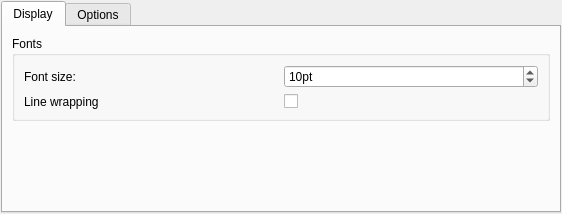
This is Plugins/OgMaterialEditor/materialeditorprefstab.ui in OGRECave/ogitor as Qt 5 draws it before an edit. The edited form follows.
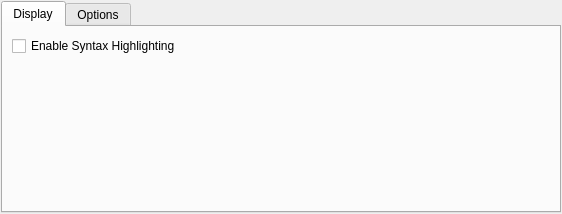
This is the edited form.

Commit message: - some cleanup with the preferences system (e.g. consistent naming, Ogitor version back in registry node name, ...) - moved font size and line wrapping setting from material editor to the general Ogitor settings

```diff
--- a/Plugins/OgMaterialEditor/materialeditorprefstab.ui
+++ b/Plugins/OgMaterialEditor/materialeditorprefstab.ui
@@ -34,56 +34,10 @@
       </attribute>
       <layout class="QVBoxLayout" name="verticalLayout">
        <item>
-        <widget class="QGroupBox" name="fontsGroupBox">
-         <property name="title">
-          <string>Fonts</string>
+        <widget class="QCheckBox" name="syntaxHighlightingCheckBox">
+         <property name="text">
+          <string>Enable Syntax Highlighting</string>
          </property>
-         <property name="alignment">
-          <set>Qt::AlignLeading|Qt::AlignLeft|Qt::AlignTop</set>
-         </property>
-         <layout class="QVBoxLayout" name="verticalLayout_2">
-          <item>
-           <layout class="QGridLayout" name="gridLayout_2">
-            <item row="1" column="1">
-             <widget class="QSpinBox" name="fontSizeSpinBox">
-              <property name="suffix">
-               <string>pt</string>
-              </property>
-              <property name="prefix">
-               <string/>
-              </property>
-              <property name="maximum">
-               <number>99</number>
-              </property>
-              <property name="value">
-               <number>10</number>
-              </property>
-             </widget>
-            </item>
-            <item row="1" column="0">
-             <widget class="QLabel" name="fontSizeLabel">
-              <property name="text">
-               <string>Font size:</string>
-              </property>
-             </widget>
-            </item>
-            <item row="2" column="0">
-             <widget class="QLabel" name="lineBreakLabel">
-              <property name="text">
-               <string>Line wrapping</string>
-              </property>
-             </widget>
-            </item>
-            <item row="2" column="1">
-             <widget class="QCheckBox" name="lineBreakCheckBox">
-              <property name="text">
-               <string/>
-              </property>
-             </widget>
-            </item>
-           </layout>
-          </item>
-         </layout>
         </widget>
        </item>
        <item>
```
The commit also changes 10 other files.
